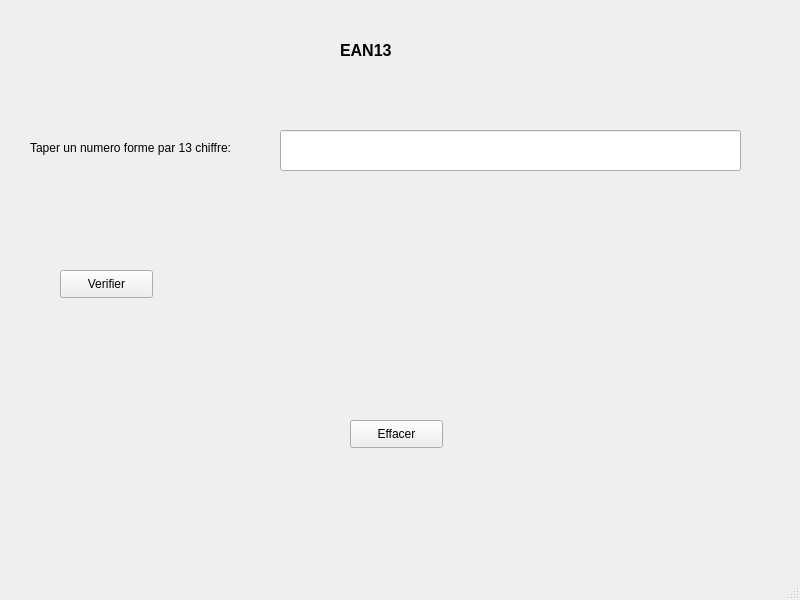
Old version of the form Serie 2/devoir 5/untitled.ui in the repository Mohamed-Akram-Hl/work.
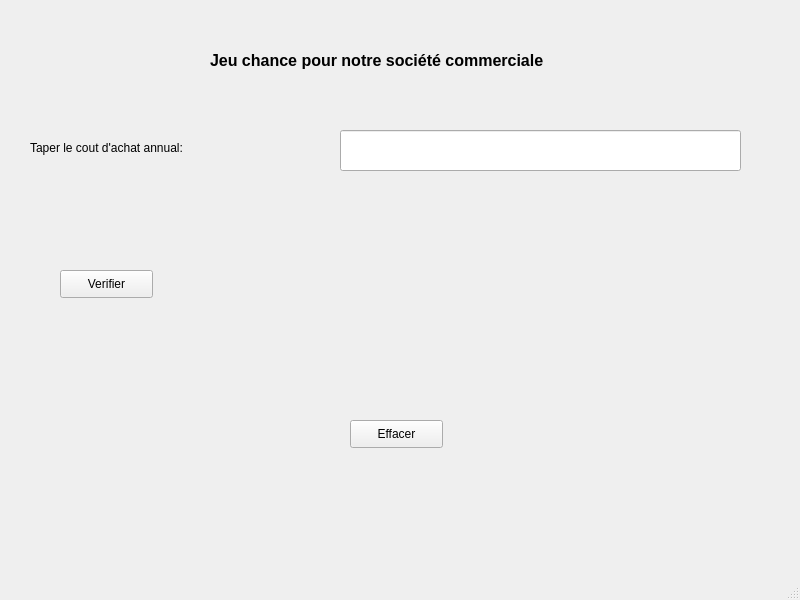
New version of the form.

The edit to the form file:
```diff
--- a/Serie 2/devoir 5/untitled.ui
+++ b/Serie 2/devoir 5/untitled.ui
@@ -17,22 +17,22 @@
    <widget class="QLabel" name="label">
     <property name="geometry">
      <rect>
-      <x>340</x>
-      <y>40</y>
-      <width>251</width>
+      <x>210</x>
+      <y>30</y>
+      <width>471</width>
       <height>61</height>
      </rect>
     </property>
     <property name="text">
-     <string>&lt;html&gt;&lt;head/&gt;&lt;body&gt;&lt;p&gt;&lt;span style=&quot; font-size:12pt; font-weight:600;&quot;&gt;EAN13&lt;/span&gt;&lt;/p&gt;&lt;p&gt;&lt;br/&gt;&lt;/p&gt;&lt;/body&gt;&lt;/html&gt;</string>
+     <string>&lt;html&gt;&lt;head/&gt;&lt;body&gt;&lt;p&gt;&lt;span style=&quot; font-size:12pt; font-weight:600;&quot;&gt;Jeu chance pour notre société commerciale&lt;/span&gt;&lt;/p&gt;&lt;/body&gt;&lt;/html&gt;</string>
     </property>
    </widget>
    <widget class="QLineEdit" name="a">
     <property name="geometry">
      <rect>
-      <x>280</x>
+      <x>340</x>
       <y>130</y>
-      <width>461</width>
+      <width>401</width>
       <height>41</height>
      </rect>
     </property>
@@ -55,12 +55,12 @@
      <rect>
       <x>30</x>
       <y>140</y>
-      <width>241</width>
+      <width>291</width>
       <height>16</height>
      </rect>
     </property>
     <property name="text">
-     <string>Taper un numero forme par 13 chiffre:</string>
+     <string>Taper le cout d'achat annual:</string>
     </property>
    </widget>
    <widget class="QPushButton" name="d">
```
